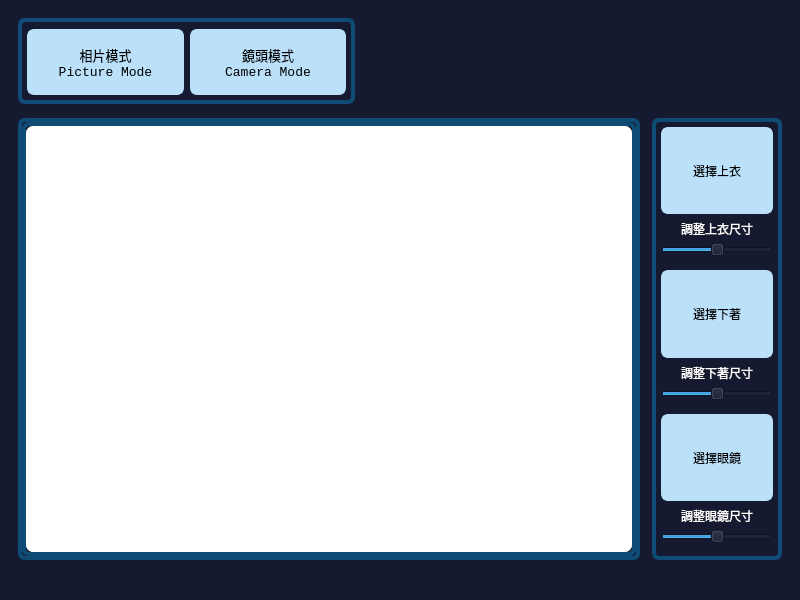
Before: the Qt Designer form fittingroom.ui in bkdra/DIP_project, drawn with Qt 5.
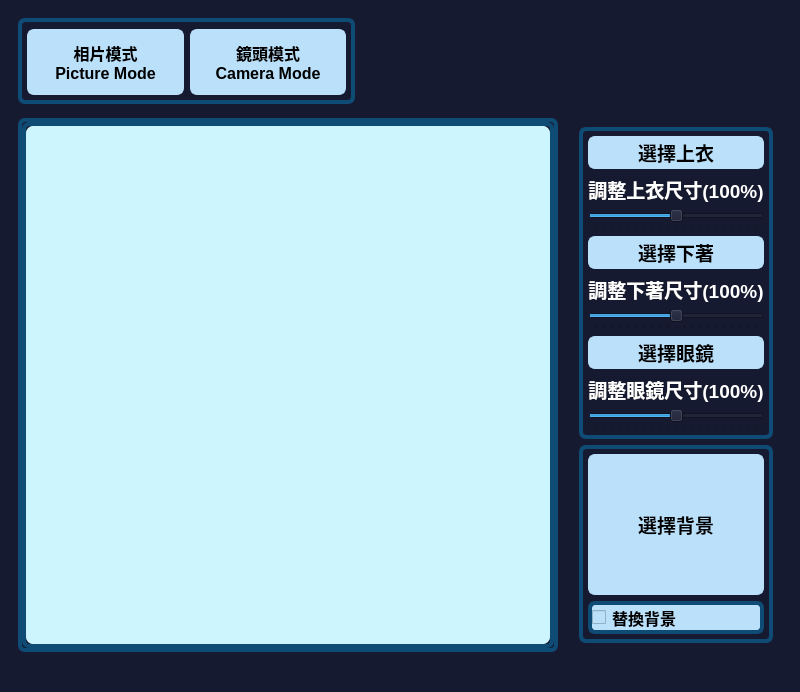
After: the same form once the commit is applied. Icons and pictures are not drawn.

Diff of the .ui file:
```diff
--- a/fittingroom.ui
+++ b/fittingroom.ui
@@ -7,7 +7,7 @@
     <x>0</x>
     <y>0</y>
     <width>800</width>
-    <height>600</height>
+    <height>692</height>
    </rect>
   </property>
   <property name="windowTitle">
@@ -56,11 +56,11 @@
             </property>
             <property name="font">
              <font>
-              <family>Consolas</family>
-              <pointsize>10</pointsize>
-              <weight>9</weight>
+              <family>Microsoft JhengHei UI</family>
+              <pointsize>12</pointsize>
+              <weight>75</weight>
               <italic>false</italic>
-              <bold>false</bold>
+              <bold>true</bold>
              </font>
             </property>
             <property name="styleSheet">
@@ -78,6 +78,16 @@
              <string>相片模式
 Picture Mode</string>
             </property>
+            <property name="icon">
+             <iconset>
+              <normaloff>icon/image.png</normaloff>icon/image.png</iconset>
+            </property>
+            <property name="iconSize">
+             <size>
+              <width>45</width>
+              <height>45</height>
+             </size>
+            </property>
             <property name="checkable">
              <bool>true</bool>
             </property>
@@ -93,11 +103,11 @@
             </property>
             <property name="font">
              <font>
-              <family>Consolas</family>
-              <pointsize>10</pointsize>
-              <weight>9</weight>
+              <family>Microsoft JhengHei UI</family>
+              <pointsize>12</pointsize>
+              <weight>75</weight>
               <italic>false</italic>
-              <bold>false</bold>
+              <bold>true</bold>
              </font>
             </property>
             <property name="styleSheet">
@@ -115,6 +125,16 @@
              <string>鏡頭模式
 Camera Mode</string>
             </property>
+            <property name="icon">
+             <iconset>
+              <normaloff>icon/photo-camera.png</normaloff>icon/photo-camera.png</iconset>
+            </property>
+            <property name="iconSize">
+             <size>
+              <width>45</width>
+              <height>45</height>
+             </size>
+            </property>
             <property name="checkable">
              <bool>true</bool>
             </property>
@@ -161,8 +181,8 @@
               <rect>
                <x>0</x>
                <y>0</y>
-               <width>606</width>
-               <height>423</height>
+               <width>475</width>
+               <height>515</height>
               </rect>
              </property>
              <property name="styleSheet">
@@ -203,7 +223,7 @@
                  </size>
                 </property>
                 <property name="styleSheet">
-                 <string notr="true">background-color: rgb(255, 255, 255);
+                 <string notr="true">background-color: rgb(205, 245, 253);
 border: 0px;</string>
                 </property>
                 <property name="text">
@@ -228,7 +248,7 @@
             </property>
             <property name="minimumSize">
              <size>
-              <width>130</width>
+              <width>200</width>
               <height>0</height>
              </size>
             </property>
@@ -239,21 +259,36 @@
              </size>
             </property>
             <property name="styleSheet">
-             <string notr="true">border: 4px solid rgb(15, 76, 117);
-border-top-left-radius :7px;
-border-top-right-radius : 7px;                  
-border-bottom-left-radius : 7px;
-border-bottom-right-radius : 7px</string>
+             <string notr="true"/>
             </property>
             <layout class="QVBoxLayout" name="verticalLayout_3">
              <item>
+              <widget class="QWidget" name="widget_5" native="true">
+               <property name="styleSheet">
+                <string notr="true">border: 4px solid rgb(15, 76, 117);
+border-top-left-radius :7px;
+border-top-right-radius : 7px;                  
+border-bottom-left-radius : 7px;
+border-bottom-right-radius : 7px</string>
+               </property>
+               <layout class="QVBoxLayout" name="verticalLayout_5">
+                <item>
               <widget class="QPushButton" name="selectClothbtn">
                <property name="sizePolicy">
-                <sizepolicy hsizetype="Minimum" vsizetype="Preferred">
+                   <sizepolicy hsizetype="Minimum" vsizetype="Minimum">
                  <horstretch>0</horstretch>
                  <verstretch>0</verstretch>
                 </sizepolicy>
                </property>
+                  <property name="font">
+                   <font>
+                    <family>Microsoft JhengHei UI</family>
+                    <pointsize>14</pointsize>
+                    <weight>75</weight>
+                    <italic>false</italic>
+                    <bold>true</bold>
+                   </font>
+                  </property>
                <property name="styleSheet">
                 <string notr="true">color: rgb(0, 0, 0);
 font: 75 10pt &quot;Consolas&quot;;
@@ -268,22 +303,40 @@
                <property name="text">
                 <string>選擇上衣</string>
                </property>
+                  <property name="icon">
+                   <iconset>
+                    <normaloff>icon/tshirt.png</normaloff>icon/tshirt.png</iconset>
+                  </property>
+                  <property name="iconSize">
+                   <size>
+                    <width>45</width>
+                    <height>45</height>
+                   </size>
+                  </property>
               </widget>
              </item>
              <item>
-              <widget class="QLabel" name="label_2">
+                 <widget class="QLabel" name="clothlabel">
                <property name="sizePolicy">
                 <sizepolicy hsizetype="Preferred" vsizetype="Fixed">
                  <horstretch>0</horstretch>
                  <verstretch>0</verstretch>
                 </sizepolicy>
                </property>
+                  <property name="font">
+                   <font>
+                    <family>Microsoft JhengHei UI</family>
+                    <pointsize>14</pointsize>
+                    <weight>75</weight>
+                    <bold>true</bold>
+                   </font>
+                  </property>
                <property name="styleSheet">
                 <string notr="true">color: rgb(255, 255, 255);
 border: 0px;</string>
                </property>
                <property name="text">
-                <string>調整上衣尺寸</string>
+                   <string>調整上衣尺寸(100%)</string>
                </property>
                <property name="alignment">
                 <set>Qt::AlignCenter</set>
@@ -322,11 +375,19 @@
              <item>
               <widget class="QPushButton" name="selectPantsbtn">
                <property name="sizePolicy">
-                <sizepolicy hsizetype="Minimum" vsizetype="Preferred">
+                   <sizepolicy hsizetype="Minimum" vsizetype="Minimum">
                  <horstretch>0</horstretch>
                  <verstretch>0</verstretch>
                 </sizepolicy>
                </property>
+                  <property name="font">
+                   <font>
+                    <family>Microsoft JhengHei UI</family>
+                    <pointsize>14</pointsize>
+                    <weight>75</weight>
+                    <bold>true</bold>
+                   </font>
+                  </property>
                <property name="styleSheet">
                 <string notr="true">color: rgb(0, 0, 0);
 font: 75 10pt &quot;Consolas&quot;;
@@ -341,22 +402,40 @@
                <property name="text">
                 <string>選擇下著</string>
                </property>
+                  <property name="icon">
+                   <iconset>
+                    <normaloff>icon/jeans.png</normaloff>icon/jeans.png</iconset>
+                  </property>
+                  <property name="iconSize">
+                   <size>
+                    <width>45</width>
+                    <height>45</height>
+                   </size>
+                  </property>
               </widget>
              </item>
              <item>
-              <widget class="QLabel" name="label">
+                 <widget class="QLabel" name="pantslabel">
                <property name="sizePolicy">
                 <sizepolicy hsizetype="Preferred" vsizetype="Fixed">
                  <horstretch>0</horstretch>
                  <verstretch>0</verstretch>
                 </sizepolicy>
                </property>
+                  <property name="font">
+                   <font>
+                    <family>Microsoft JhengHei UI</family>
+                    <pointsize>14</pointsize>
+                    <weight>75</weight>
+                    <bold>true</bold>
+                   </font>
+                  </property>
                <property name="styleSheet">
                 <string notr="true">color: rgb(255, 255, 255);
 border: 0px;</string>
                </property>
                <property name="text">
-                <string>調整下著尺寸</string>
+                   <string>調整下著尺寸(100%)</string>
                </property>
                <property name="alignment">
                 <set>Qt::AlignCenter</set>
@@ -389,11 +468,20 @@
              <item>
               <widget class="QPushButton" name="selectSunglassesbtn">
                <property name="sizePolicy">
-                <sizepolicy hsizetype="Minimum" vsizetype="Preferred">
+                   <sizepolicy hsizetype="Minimum" vsizetype="Minimum">
                  <horstretch>0</horstretch>
                  <verstretch>0</verstretch>
                 </sizepolicy>
                </property>
+                  <property name="font">
+                   <font>
+                    <family>Microsoft JhengHei UI</family>
+                    <pointsize>14</pointsize>
+                    <weight>75</weight>
+                    <italic>false</italic>
+                    <bold>true</bold>
+                   </font>
+                  </property>
                <property name="styleSheet">
                 <string notr="true">color: rgb(0, 0, 0);
 font: 75 10pt &quot;Consolas&quot;;
@@ -408,22 +496,40 @@
                <property name="text">
                 <string>選擇眼鏡</string>
                </property>
+                  <property name="icon">
+                   <iconset>
+                    <normaloff>icon/sunglasses.png</normaloff>icon/sunglasses.png</iconset>
+                  </property>
+                  <property name="iconSize">
+                   <size>
+                    <width>50</width>
+                    <height>50</height>
+                   </size>
+                  </property>
               </widget>
              </item>
              <item>
-              <widget class="QLabel" name="label_3">
+                 <widget class="QLabel" name="sunglasseslabel">
                <property name="sizePolicy">
                 <sizepolicy hsizetype="Preferred" vsizetype="Fixed">
                  <horstretch>0</horstretch>
                  <verstretch>0</verstretch>
                 </sizepolicy>
                </property>
+                  <property name="font">
+                   <font>
+                    <family>Microsoft JhengHei UI</family>
+                    <pointsize>14</pointsize>
+                    <weight>75</weight>
+                    <bold>true</bold>
+                   </font>
+                  </property>
                <property name="styleSheet">
                 <string notr="true">color: rgb(255, 255, 255);
 border: 0px;</string>
                </property>
                <property name="text">
-                <string>調整眼鏡尺寸</string>
+                   <string>調整眼鏡尺寸(100%)</string>
                </property>
                <property name="alignment">
                 <set>Qt::AlignCenter</set>
@@ -454,6 +560,82 @@
                <property name="tickInterval">
                 <number>10</number>
                </property>
+                 </widget>
+                </item>
+               </layout>
+              </widget>
+             </item>
+             <item>
+              <widget class="QWidget" name="widget_6" native="true">
+               <property name="styleSheet">
+                <string notr="true">border: 4px solid rgb(15, 76, 117);
+border-top-left-radius :7px;
+border-top-right-radius : 7px;                  
+border-bottom-left-radius : 7px;
+border-bottom-right-radius : 7px</string>
+               </property>
+               <layout class="QVBoxLayout" name="verticalLayout_6">
+                <item>
+                 <widget class="QPushButton" name="selectBGBtn">
+                  <property name="sizePolicy">
+                   <sizepolicy hsizetype="Minimum" vsizetype="Minimum">
+                    <horstretch>0</horstretch>
+                    <verstretch>0</verstretch>
+                   </sizepolicy>
+                  </property>
+                  <property name="font">
+                   <font>
+                    <family>Microsoft JhengHei UI</family>
+                    <pointsize>14</pointsize>
+                    <weight>75</weight>
+                    <italic>false</italic>
+                    <bold>true</bold>
+                   </font>
+                  </property>
+                  <property name="styleSheet">
+                   <string notr="true">color: rgb(0, 0, 0);
+border-color: rgb(187, 225, 250);
+border: 2px solid rgb(187, 225, 250);
+border-top-left-radius :7px;
+background-color: rgb(187, 225, 250);
+border-top-right-radius : 7px;                  
+border-bottom-left-radius : 7px;
+border-bottom-right-radius : 7px</string>
+                  </property>
+                  <property name="text">
+                   <string>選擇背景</string>
+                  </property>
+                  <property name="icon">
+                   <iconset>
+                    <normaloff>icon/background.png</normaloff>icon/background.png</iconset>
+                  </property>
+                  <property name="iconSize">
+                   <size>
+                    <width>50</width>
+                    <height>50</height>
+                   </size>
+                  </property>
+                 </widget>
+                </item>
+                <item>
+                 <widget class="QCheckBox" name="BGcheckbox">
+                  <property name="font">
+                   <font>
+                    <family>Microsoft JhengHei UI</family>
+                    <pointsize>12</pointsize>
+                    <weight>75</weight>
+                    <bold>true</bold>
+                   </font>
+                  </property>
+                  <property name="styleSheet">
+                   <string notr="true">background-color: rgb(187, 225, 250);</string>
+                  </property>
+                  <property name="text">
+                   <string>替換背景</string>
+                  </property>
+                 </widget>
+                </item>
+               </layout>
               </widget>
              </item>
             </layout>
```
Left out of the diff: 5 changed lines with no effect on the pictures. Lines whose indentation alone changed are shown as unchanged.
